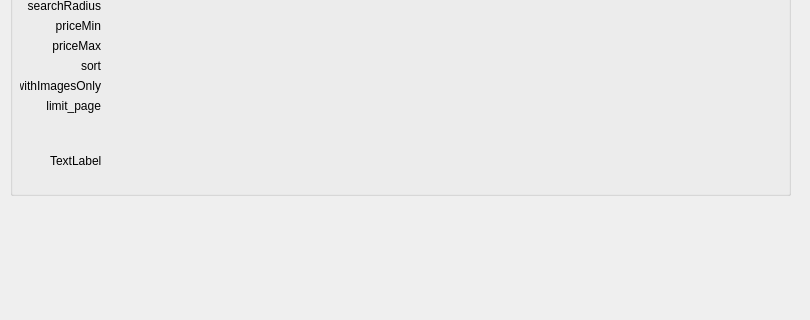
The window that QT5Forms/main_request.ui (Sham-An/toarx_get_avito) describes before a commit, drawn with Qt 5; both pictures show x 0 to 810 and y 85 to 405 of the 810 by 600 pixel window.
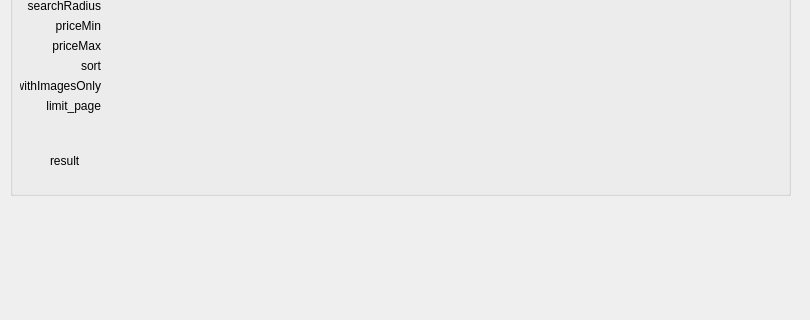
The same window after the commit.

The edit to the form file:
```diff
--- a/QT5Forms/main_request.ui
+++ b/QT5Forms/main_request.ui
@@ -180,7 +180,7 @@
       </rect>
      </property>
      <property name="text">
-      <string>TextLabel</string>
+      <string>result</string>
      </property>
     </widget>
     <widget class="QLineEdit" name="lineEdit">
```
Left out of the diff: 2 changed lines with no effect on the pictures.
